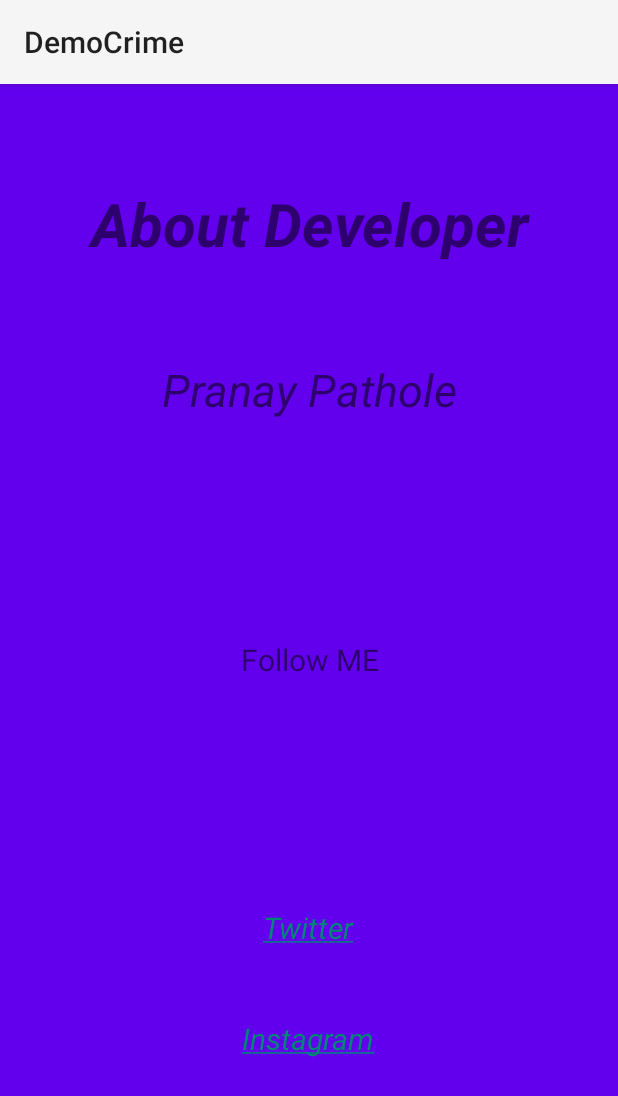
After one commit to PPathole/Crime_App, an Android app: the aboutDeveloper screen opened directly, with no data from a screen before it, on a phone screen of 412 x 824 dp. The commit adds this screen. Shown: the top 1096 px of the screen. Run offline under Robolectric (Android 15) with nearby library versions, the phone set to English and light mode, and no system bars.

Commit message:
Added 3-dot menu and About Us

```diff
--- a/app/src/main/AndroidManifest.xml
+++ b/app/src/main/AndroidManifest.xml
@@ -4,8 +4,9 @@
 
     <uses-permission android:name="android.permission.CALL_PHONE" />
     <uses-permission android:name="android.permission.INTERNET" />
-    <uses-permission android:name="android.permission.CAMERA"/>
-    <uses-feature android:name="android.hardware.camera"/>
+    <uses-permission android:name="android.permission.CAMERA" />
+
+    <uses-feature android:name="android.hardware.camera" />
 
     <application
         android:allowBackup="true"
@@ -25,7 +26,8 @@
         <activity android:name=".login" />
         <activity android:name=".homepage" />
         <activity android:name=".complaint" />
-        <activity android:name=".sosActivity"></activity>
+        <activity android:name=".sosActivity" />
+        <activity android:name=".aboutDeveloper"></activity>
     </application>
 
 </manifest>
--- /dev/null
+++ b/app/src/main/java/com/pranaypathole/democrime/aboutDeveloper.java
@@ -0,0 +1,20 @@
+package com.pranaypathole.democrime;
+
+import android.support.v7.app.AppCompatActivity;
+import android.os.Bundle;
+import android.text.method.LinkMovementMethod;
+import android.widget.TextView;
+
+public class aboutDeveloper extends AppCompatActivity {
+
+    @Override
+    protected void onCreate(Bundle savedInstanceState) {
+        super.onCreate(savedInstanceState);
+        setContentView(R.layout.activity_about_developer);
+
+        TextView twitter = findViewById(R.id.twitter);
+        twitter.setMovementMethod(LinkMovementMethod.getInstance());
+        TextView instagram = findViewById(R.id.instagram);
+        instagram.setMovementMethod(LinkMovementMethod.getInstance());
+    }
+}
--- a/app/src/main/java/com/pranaypathole/democrime/homepage.java
+++ b/app/src/main/java/com/pranaypathole/democrime/homepage.java
@@ -4,7 +4,10 @@ import android.content.Intent;
 import android.net.Uri;
 import android.support.v7.app.AppCompatActivity;
 import android.os.Bundle;
+import android.view.Menu;
+import android.view.MenuItem;
 import android.view.View;
+import android.widget.Toast;
 
 import com.google.firebase.auth.FirebaseAuth;
 import com.google.firebase.auth.FirebaseUser;
@@ -41,4 +44,28 @@ public class homepage extends AppCompatActivity {
         Intent i = new Intent(this, MainActivity.class);
         startActivity(i);
     }
+
+    @Override
+    public boolean onCreateOptionsMenu(Menu menu) {
+
+        getMenuInflater().inflate(R.menu.menu, menu);
+        return super.onCreateOptionsMenu(menu);
+    }
+
+    @Override
+    public boolean onOptionsItemSelected(MenuItem item) {
+
+        if(item.getItemId() == R.id.logout){
+            Intent i = new Intent(getApplicationContext(), MainActivity.class);
+            startActivity(i);
+            Toast.makeText(this, "Logging Out ...", Toast.LENGTH_SHORT).show();
+        }
+
+        if(item.getItemId() == R.id.aboutdeveloper){
+            Intent myIntent = new Intent(getApplicationContext(), aboutDeveloper.class);
+            startActivity(myIntent);
+        }
+
+        return super.onOptionsItemSelected(item);
+    }
 }
--- /dev/null
+++ b/app/src/main/res/layout/activity_about_developer.xml
@@ -0,0 +1,64 @@
+<?xml version="1.0" encoding="utf-8"?>
+<RelativeLayout xmlns:android="http://schemas.android.com/apk/res/android"
+    xmlns:app="http://schemas.android.com/apk/res-auto"
+    xmlns:tools="http://schemas.android.com/tools"
+    android:layout_width="match_parent"
+    android:layout_height="match_parent"
+    android:background="#6200EE"
+    tools:context=".aboutDeveloper">
+
+    <TextView
+        android:id="@+id/textView6"
+        android:layout_width="match_parent"
+        android:layout_height="wrap_content"
+        android:layout_alignParentTop="true"
+        android:layout_centerHorizontal="true"
+        android:layout_marginTop="66dp"
+        android:gravity="center_vertical|center_horizontal"
+        android:text="@string/about_me"
+        android:textSize="40sp"
+        android:textStyle="bold|italic" />
+
+    <TextView
+        android:id="@+id/textView7"
+        android:layout_width="match_parent"
+        android:layout_height="wrap_content"
+        android:layout_alignParentTop="true"
+        android:layout_centerHorizontal="true"
+        android:layout_marginTop="183dp"
+        android:gravity="center"
+        android:text="@string/pranay_pathole"
+        android:textSize="30sp"
+        android:textStyle="italic" />
+
+    <TextView
+        android:id="@+id/textView8"
+        android:layout_width="match_parent"
+        android:layout_height="wrap_content"
+        android:layout_centerInParent="true"
+        android:gravity="center"
+        android:text="@string/follow_me"
+        android:textSize="20sp" />
+
+    <TextView
+        android:id="@+id/twitter"
+        android:layout_width="wrap_content"
+        android:layout_height="wrap_content"
+        android:layout_alignParentBottom="true"
+        android:layout_centerHorizontal="true"
+        android:layout_marginBottom="192dp"
+        android:text="@string/twitter"
+        android:textSize="20sp"
+        android:textStyle="italic" />
+
+    <TextView
+        android:id="@+id/instagram"
+        android:layout_width="wrap_content"
+        android:layout_height="wrap_content"
+        android:layout_alignParentBottom="true"
+        android:layout_centerHorizontal="true"
+        android:layout_marginBottom="118dp"
+        android:text="@string/instagram"
+        android:textSize="20sp"
+        android:textStyle="italic" />
+</RelativeLayout>
--- /dev/null
+++ b/app/src/main/res/menu/menu.xml
@@ -0,0 +1,10 @@
+<?xml version="1.0" encoding="utf-8"?>
+<menu xmlns:android="http://schemas.android.com/apk/res/android">
+    <item
+        android:id="@+id/aboutdeveloper"
+        android:title="@string/about_developer"></item>
+    <item
+        android:id="@+id/logout"
+        android:title="@string/logout"></item>
+
+</menu>
--- a/app/src/main/res/values/strings.xml
+++ b/app/src/main/res/values/strings.xml
@@ -36,5 +36,16 @@
     <string name="sosmorsecode">SOS Morse Code</string>
     <string name="flash">Turn on Flash</string>
     <string name="contactemergency">Emergency Contact</string>
+    <string name="about_developer">About Developer</string>
+    <string name="logout">Logout</string>
+    <string name="about_me">About Developer</string>
+    <string name="pranay_pathole">Pranay Pathole</string>
+    <string name="follow_me">Follow ME</string>
+    <string name="twitter">
+        <a href="https://www.twitter.com/PPathole">Twitter</a>
+    </string>
+    <string name="instagram">
+        <a href="https://instagram.com/pranaypathole">Instagram</a>
+    </string>
 
 </resources>
```
